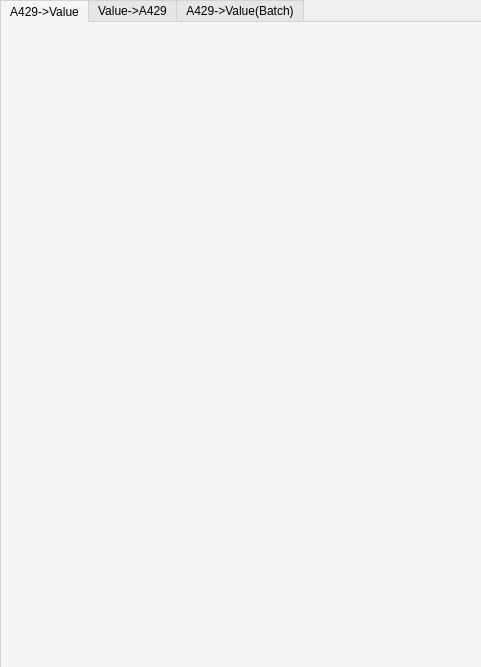
Qt form src/gui/a429parser.ui (sslnjz/a429parser) before a commit.
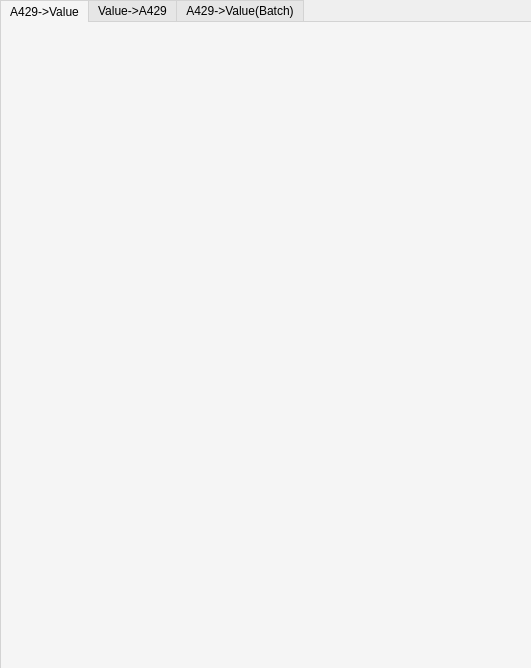
The same form after that commit. The open tabs and pages were chosen to show the change. Icons and pictures are not drawn.

Diff of the .ui file:
```diff
--- a/src/gui/a429parser.ui
+++ b/src/gui/a429parser.ui
@@ -6,8 +6,8 @@
    <rect>
     <x>0</x>
     <y>0</y>
-    <width>481</width>
-    <height>667</height>
+    <width>531</width>
+    <height>668</height>
    </rect>
   </property>
   <property name="windowTitle">
```
Left out of the diff: 2 changed lines with no effect on the pictures.
